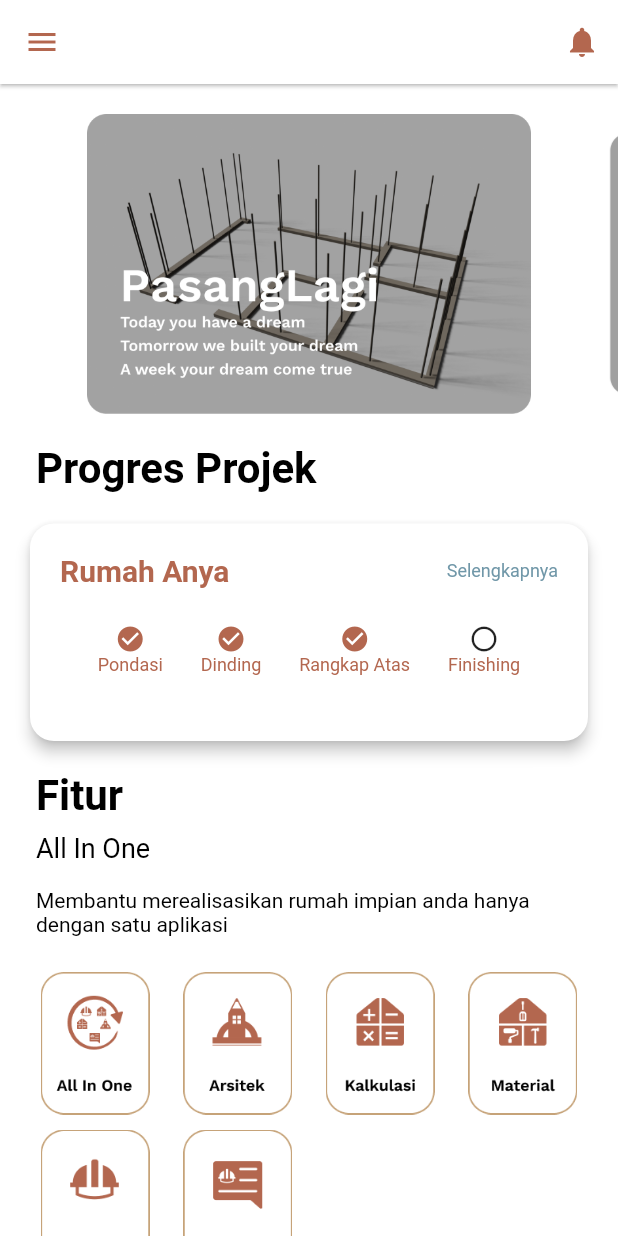
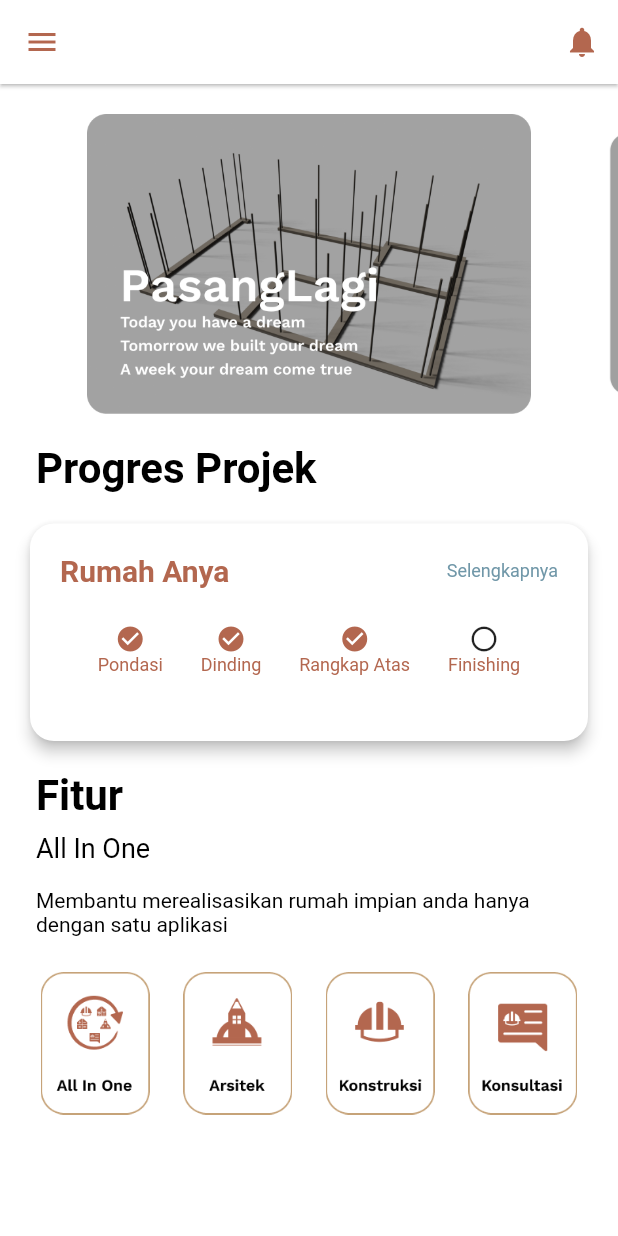
Before and after one commit to KangIpann/PasangLagi, a Flutter app: the HomeScreen screen opened directly, on a phone screen of 412 x 824 dp. Run offline on Flutter 3.47's test engine with Material 2 defaults, Android fonts, the phone set to English and light mode, and no system bars; drawn by our look-alikes of carousel_slider; our stand-ins replace flutter_native_splash, form_validator, google_nav_bar, hexcolor, shared_preferences; missing offline and left inert: dart:ffi; accounts and stored records are empty.

Commit message:
change the fitur in home page

```diff
--- a/lib/pages/home/home_screen.dart
+++ b/lib/pages/home/home_screen.dart
@@ -77,7 +77,7 @@ class HomeScreen extends StatelessWidget {
             ),
              Container(
                padding: const EdgeInsets.all(16),
-               height:250,
+               height: 200,
                child: DaftarFitur(),
              )
              //DaftarFitur(),
--- a/lib/pages/home/widgets/fitur_widget.dart
+++ b/lib/pages/home/widgets/fitur_widget.dart
@@ -12,8 +12,6 @@ class DaftarFitur extends StatelessWidget {
       children: [
         fiturItem(imagePath: 'assets/logo/fitur/aio.png',),
         fiturItem(imagePath: 'assets/logo/fitur/arsitek.png',),
-        fiturItem(imagePath: 'assets/logo/fitur/kalkulasi.png',),
-        fiturItem(imagePath: 'assets/logo/fitur/material.png',),
         fiturItem(imagePath: 'assets/logo/fitur/konstruksi.png',),
         fiturItem(imagePath: 'assets/logo/fitur/konsul.png',),
       ],
```
